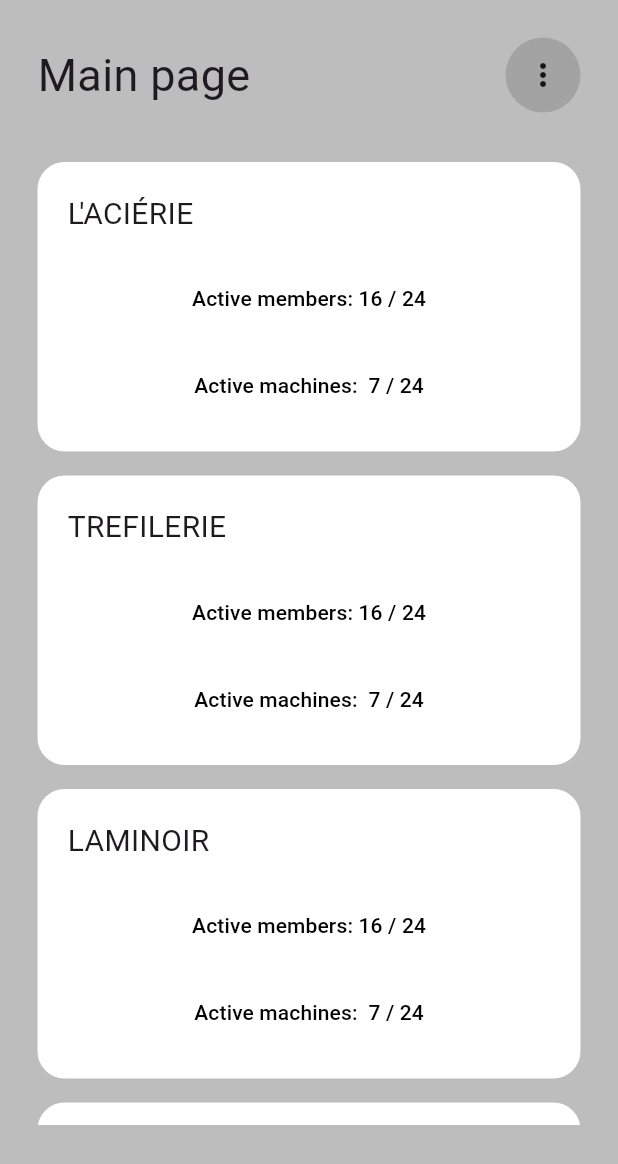
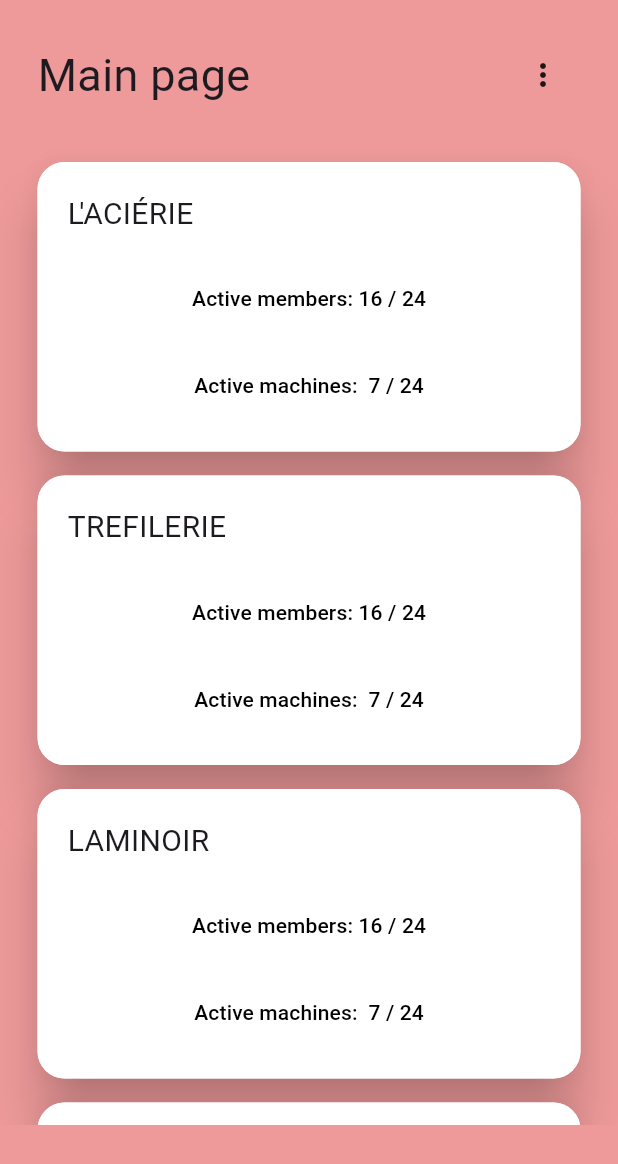
Before and after one commit to DhiaMB/efim.2, a Flutter app: the MainPageView screen opened by its route, on a phone screen of 412 x 824 dp. Shown: the top 1164 px of the screen. Run offline on Flutter 3.47's test engine with Material 2 defaults, Android fonts, the phone set to English and light mode, and no system bars; our stand-ins replace cloud_firestore, firebase_auth, firebase_core; accounts and stored records are empty; network calls fail.

Commit message:
initial commit

```diff
--- a/lib/main.dart
+++ b/lib/main.dart
@@ -36,7 +36,7 @@ class MyApp extends StatelessWidget {
         mainPageRoute: (context) => const MainPageView(),
         loginRoute: (context) => const LoginView(),
         registerRoute: (context) => const RegisterView(),
-        // ... your other routes
+        verifyRote: (context) => const VerifyEmailView(),
       },
     );
   }
--- a/lib/view/invatory/dep_card.dart
+++ b/lib/view/invatory/dep_card.dart
@@ -22,6 +22,9 @@ class DepCard extends StatelessWidget {
   Widget build(BuildContext context) {
     return Padding(
         padding: const EdgeInsets.symmetric(horizontal: 25, vertical: 8),
+        child: Material(
+          borderRadius: BorderRadius.circular(18),
+          elevation: 15,
           child: Container(
             width: 350,
             padding: EdgeInsets.all(20),
@@ -29,7 +32,8 @@ class DepCard extends StatelessWidget {
               color: Colors.white,
               borderRadius: BorderRadius.circular(18),
             ),
-        child: Column(crossAxisAlignment: CrossAxisAlignment.start, children: [
+            child:
+                Column(crossAxisAlignment: CrossAxisAlignment.start, children: [
               Text(
                 depName,
                 style: TextStyle(fontSize: 20),
@@ -44,8 +48,8 @@ class DepCard extends StatelessWidget {
                       onPressed: () {
                         showModalBottomSheet(
                           shape: RoundedRectangleBorder(
-                          borderRadius:
-                              BorderRadius.vertical(top: Radius.circular(20))),
+                              borderRadius: BorderRadius.vertical(
+                                  top: Radius.circular(20))),
                           context: context,
                           builder: (context) => membersbuildSheet(context),
                         );
@@ -74,8 +78,8 @@ class DepCard extends StatelessWidget {
                       onPressed: () {
                         showModalBottomSheet(
                           shape: RoundedRectangleBorder(
-                          borderRadius:
-                              BorderRadius.vertical(top: Radius.circular(20))),
+                              borderRadius: BorderRadius.vertical(
+                                  top: Radius.circular(20))),
                           context: context,
                           builder: (context) => machinebuildSheet(context),
                         );
@@ -96,6 +100,6 @@ class DepCard extends StatelessWidget {
               )
             ]),
           ),
-    );
+        ));
   }
 }
--- a/lib/view/invatory/reuseble_widget.dart
+++ b/lib/view/invatory/reuseble_widget.dart
@@ -16,7 +16,7 @@ class _MainPageViewState extends State<MainPageView> {
   @override
   Widget build(BuildContext context) {
     return Scaffold(
-        backgroundColor: Colors.grey[400],
+        backgroundColor: Colors.red[200],
         body: Column(
           children: [
             //apbbar
@@ -36,7 +36,6 @@ class _MainPageViewState extends State<MainPageView> {
                   Container(
                       padding: EdgeInsets.all(1),
                       decoration: BoxDecoration(
-                        color: const Color.fromARGB(213, 158, 158, 158),
                         shape: BoxShape.circle,
                       ),
                       child: PopupMenuButton<MenuAction>(
--- a/pubspec.yaml
+++ b/pubspec.yaml
@@ -44,6 +44,7 @@ dependencies:
 dev_dependencies:
   flutter_test:
     sdk: flutter
+  flutter_launcher_icons: ^0.13.1
 
 
   # The "flutter_lints" package below contains a set of recommended lints to
@@ -53,7 +54,6 @@ dev_dependencies:
   # rules and activating additional ones.
   flutter_lints: ^2.0.0
   test: ^1.24.1
-
 
 # For information on the generic Dart part of this file, see the
 # following page: https://dart.dev/tools/pub/pubspec
```
Also changed, not shown: assets/logo.png (added), pubspec.lock. Lines whose indentation alone changed are shown as unchanged.
